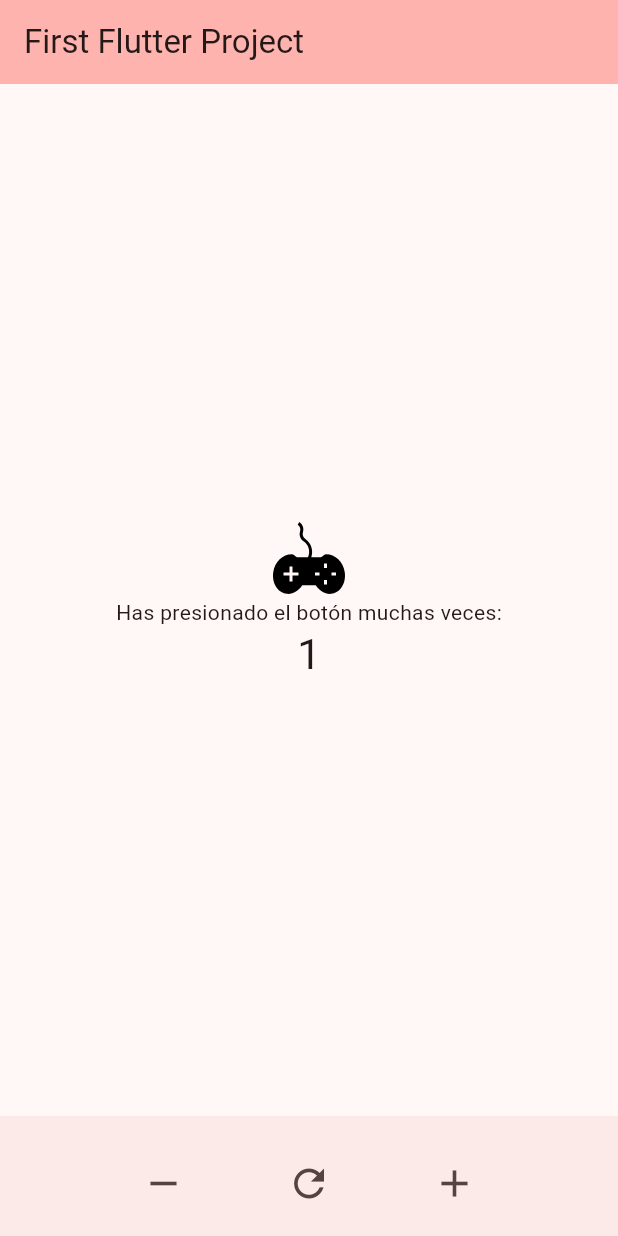
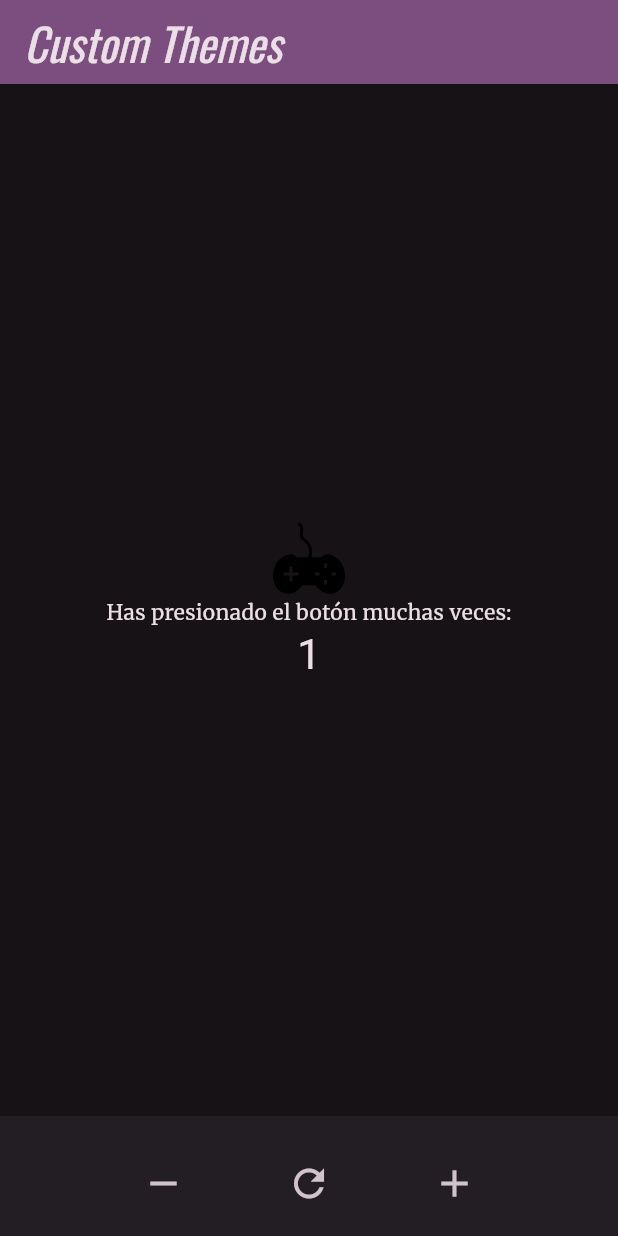
Before and after one commit to JohnCooper25/3479A321_2022479038, a Flutter app: the screen it shows after launch, after a tap on the "remove" icon, after a tap on the "refresh" icon, after a tap on the "add" icon, on a phone screen of 412 x 824 dp. Run offline on Flutter 3.47's test engine with Material 3 defaults, Android fonts, the phone set to English and light mode, and no system bars; our stand-ins replace flutter_svg, google_fonts, logger.

Commit message:
lab4_resuelto

```diff
--- /dev/null
+++ b/lib/Pages/home.page.dart
@@ -0,0 +1,104 @@
+import 'package:flutter/material.dart';
+import 'package:flutter_svg/flutter_svg.dart';
+import 'package:logger/logger.dart';
+
+
+
+class MyHomePage extends StatefulWidget {
+  final String title;
+
+  const MyHomePage({super.key, required this.title});
+
+  @override
+  State<MyHomePage> createState() => _MyHomePageState();
+
+}
+
+
+class _MyHomePageState extends State<MyHomePage> {
+  int _counter = 0;
+
+  final logger = Logger();
+
+
+  void _incrementCounter() {
+    setState(() {
+      _counter++;
+    });
+    logger.i("Incremented counter: $_counter");
+  }
+
+  void _decrementCounter() {
+    setState(() {
+      _counter--;
+    });
+    logger.i("Decremented counter: $_counter");
+  }
+
+  void _resetCounter() {
+    setState(() {
+      _counter = 0;
+    });
+    logger.i("Counter reset");
+  }
+
+
+  Widget _buildBottomButtons() {
+    return BottomAppBar(
+      shape: const CircularNotchedRectangle(),
+      child: Padding(
+        padding: const EdgeInsets.symmetric(horizontal: 20, vertical: 10),
+        child: Row(
+          mainAxisAlignment: MainAxisAlignment.spaceEvenly,
+          children: [
+            IconButton(
+              onPressed: _decrementCounter,
+              icon: const Icon(Icons.remove, size: 30),
+              tooltip: 'Decrementar',
+            ),
+            IconButton(
+              onPressed: _resetCounter,
+              icon: const Icon(Icons.refresh, size: 30),
+              tooltip: 'Reiniciar',
+            ),
+            IconButton(
+              onPressed: _incrementCounter,
+              icon: const Icon(Icons.add, size: 30),
+              tooltip: 'Incrementar',
+            ),
+          ],
+        ),
+      ),
+    );
+  }
+
+  @override
+  Widget build(BuildContext context) {
+    // Agregar log aquí para cada vez que se construye el widget
+    logger.i("Rebuilding MyHomePage");
+
+    return Scaffold(
+      appBar: AppBar(
+        backgroundColor: Theme.of(context).colorScheme.inversePrimary,
+        title: Text(widget.title),
+      ),
+      body: Center(
+        child: Column(
+          mainAxisAlignment: MainAxisAlignment.center,
+          children: <Widget>[
+            SvgPicture.asset(
+              'Assets/Icons/ICON_GAME.svg',
+              semanticsLabel: 'Dart Logo',
+            ),
+            const Text('Has presionado el botón muchas veces:'),
+            Text(
+              '$_counter',
+              style: Theme.of(context).textTheme.headlineMedium,
+            ),
+          ],
+        ),
+      ),
+      bottomNavigationBar: _buildBottomButtons(),
+    );
+  }
+}
--- a/lib/main.dart
+++ b/lib/main.dart
@@ -1,5 +1,10 @@
 import 'package:flutter/material.dart';
-import 'package:flutter_svg/flutter_svg.dart';
+import 'package:google_fonts/google_fonts.dart';
+import 'package:logger/logger.dart';
+import 'pages/home.page.dart';
+
+
+final logger = Logger();
 
 void main() {
   runApp(const MyApp());
@@ -10,107 +15,41 @@ class MyApp extends StatelessWidget {
 
   @override
   Widget build(BuildContext context) {
+    logger.i("Logger is working!");
+    const appName = 'Custom Themes';
+
     return MaterialApp(
-      title: 'Flutter Proyect Demo',
+      title: appName,
       theme: ThemeData(
-        colorScheme: ColorScheme.fromSeed(seedColor: const Color.fromARGB(255, 239, 6, 41)),
+        // Define the default brightness and colors.
+        colorScheme: ColorScheme.fromSeed(
+          seedColor: Colors.purple,
+          // TRY THIS: Change to "Brightness.light"
+          //           and see that all colors change
+          //           to better contrast a light background.
+          brightness: Brightness.dark,
+        ),
+
+        // Define the default `TextTheme`. Use this to specify the default
+        // text styling for headlines, titles, bodies of text, and more.
+        textTheme: TextTheme(
+          displayLarge: const TextStyle(
+            fontSize: 72,
+            fontWeight: FontWeight.bold,
+          ),
+          // TRY THIS: Change one of the GoogleFonts
+          //           to "lato", "poppins", or "lora".
+          //           The title uses "titleLarge"
+          //           and the middle text uses "bodyMedium".
+          titleLarge: GoogleFonts.oswald(
+            fontSize: 30,
+            fontStyle: FontStyle.italic,
+          ),
+          bodyMedium: GoogleFonts.merriweather(),
+          displaySmall: GoogleFonts.pacifico(),
+        ),
       ),
-      home: const MyHomePage(title: 'First Flutter Project'),
+      home: const MyHomePage(title: appName),
     );
   }
 }
-
-class MyHomePage extends StatefulWidget {
-  const MyHomePage({super.key, required this.title});
-
-  final String title;
-
-  @override
-  State<MyHomePage> createState() => _MyHomePageState();
-}
-
-class _MyHomePageState extends State<MyHomePage> {
-  int _counter = 0;
-
-
-  void _incrementCounter() {
-    setState(() {
-      _counter++;
-    });
-  }
-
-
-  void _decrementCounter() {
-    setState(() {
-      _counter--;
-    });
-  }
-
-
-  void _resetCounter() {
-    setState(() {
-      _counter = 0;
-    });
-  }
-
-
-  Widget _buildBottomButtons() {
-    return BottomAppBar(
-      shape: const CircularNotchedRectangle(),
-      child: Padding(
-        padding: const EdgeInsets.symmetric(horizontal: 20, vertical: 10),
-        child: Row(
-          mainAxisAlignment: MainAxisAlignment.spaceEvenly,
-          children: [
-
-            IconButton(
-              onPressed: _decrementCounter,
-              icon: const Icon(Icons.remove, size: 30),
-              tooltip: 'Decrementar',
-            ),
-
-            IconButton(
-              onPressed: _resetCounter,
-              icon: const Icon(Icons.refresh, size: 30),
-              tooltip: 'Reiniciar',
-            ),
-
-            IconButton(
-              onPressed: _incrementCounter,
-              icon: const Icon(Icons.add, size: 30),
-              tooltip: 'Incrementar',
-            ),
-          ],
-        ),
-      ),
-    );
-  }
-
-  @override
-  Widget build(BuildContext context) {
-    return Scaffold(
-      appBar: AppBar(
-        backgroundColor: Theme.of(context).colorScheme.inversePrimary,
-        title: Text(widget.title),
-      ),
-      body: Center(
-        child: Column(
-          mainAxisAlignment: MainAxisAlignment.center,
-          children: <Widget>[
-            SvgPicture.asset(
-  'Assets/Icons/ICON_GAME.svg',
-  semanticsLabel: 'Dart Logo',
-),
-            const Text('Has presionado el botón muchas veces:'),
-            Text(
-              '$_counter',
-              style: Theme.of(context).textTheme.headlineMedium,
-            ),
-          ],
-        ),
-      ),
-
-      bottomNavigationBar: _buildBottomButtons(),
-    );
-  }
-}
```
Also changed, not shown: pubspec.yaml (+6 -1 lines), pubspec.lock, 1 other file.
